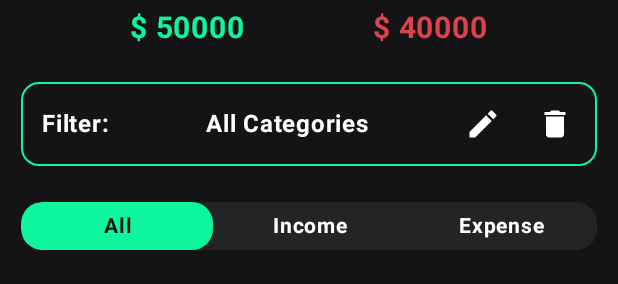
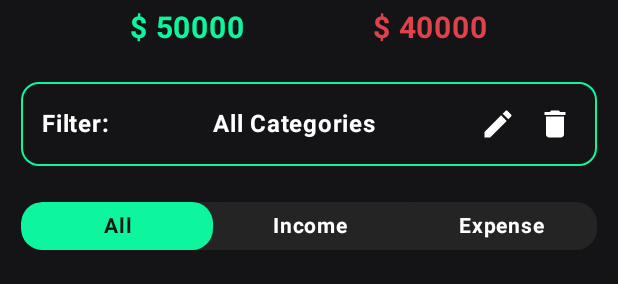
Before and after one commit to AntroDony/WalletApp, an Android app built with Jetpack Compose: the @Preview function AnalyticsScreenPreview, on a phone screen of 412 x 824 dp. Shown: the part 486-770 px from the top of the screen. Run offline under Robolectric (Android 15) with nearby library versions, the phone set to English and light mode, and no system bars; libraries missing offline, so code that uses them is left out: coil3.svg; pictures from the network do not load; 1 statement that could not run was skipped.

Commit message:
add little clean code fix

```diff
--- a/app/src/main/java/com/ancraz/mywallet/domain/useCases/currency/GetCurrencyRatesUseCase.kt
+++ b/app/src/main/java/com/ancraz/mywallet/domain/useCases/currency/GetCurrencyRatesUseCase.kt
@@ -38,7 +38,6 @@ class GetCurrencyRatesUseCase @Inject constructor(
                             rateValue = rate
                         )
                     )
-
                 }
 
                 emit(resultList)
--- a/app/src/main/java/com/ancraz/mywallet/presentation/ui/screens/analytics/AnalyticsScreen.kt
+++ b/app/src/main/java/com/ancraz/mywallet/presentation/ui/screens/analytics/AnalyticsScreen.kt
@@ -482,7 +482,7 @@ private fun FilterAnalyticsView(
                         }
                 )
 
-                VerticalSpacer(width = 20.dp)
+                VerticalSpacer(width = 10.dp)
 
                 Image(
                     imageVector = Icons.Filled.Delete,
```
